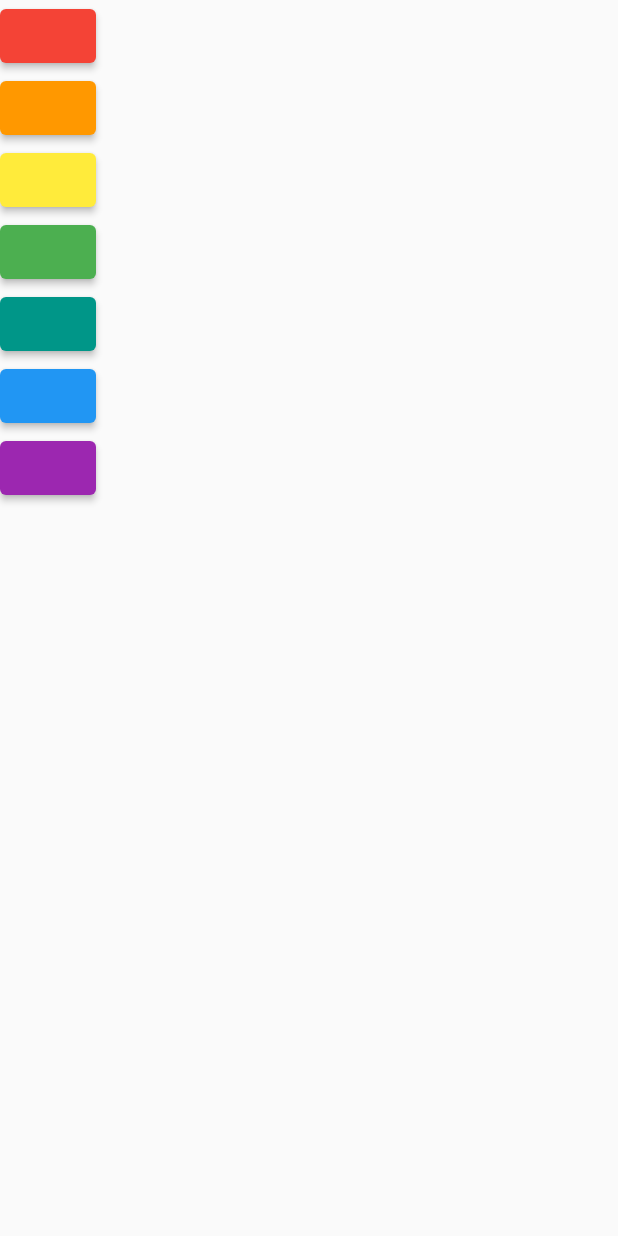
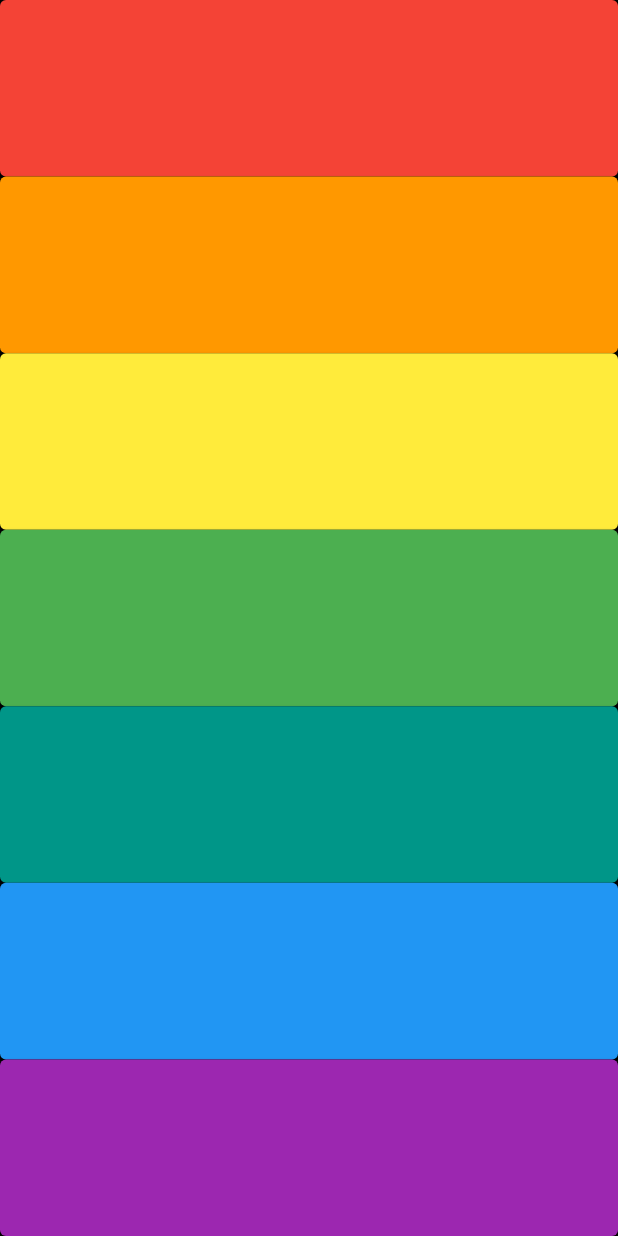
Before and after one commit to FadyFawzyOfficial/xylophone, a Flutter app: the screen it shows after launch, on a phone screen of 412 x 824 dp. Run offline on Flutter 3.47's test engine with Material 2 defaults, Android fonts, the light colour scheme and no system bars; our stand-ins replace audioplayers.

Commit message:
3. Refactor & Update the UI of the App

```diff
--- a/lib/main.dart
+++ b/lib/main.dart
@@ -10,8 +10,10 @@ class XylophoneApp extends StatelessWidget {
   Widget build(BuildContext context) {
     return MaterialApp(
       home: Scaffold(
+        backgroundColor: Colors.black,
         body: SafeArea(
           child: Column(
+            crossAxisAlignment: CrossAxisAlignment.stretch,
             children: [
               XylophoneKey(soundNumber: 1, color: Colors.red),
               XylophoneKey(soundNumber: 2, color: Colors.orange),
@@ -41,10 +43,12 @@ class XylophoneKey extends StatelessWidget {
 
   @override
   Widget build(BuildContext context) {
-    return ElevatedButton(
-      child: null,
-      style: ElevatedButton.styleFrom(backgroundColor: color),
-      onPressed: () => _playSound(soundNumber),
+    return Expanded(
+      child: ElevatedButton(
+        child: null,
+        style: ElevatedButton.styleFrom(backgroundColor: color),
+        onPressed: () => _playSound(soundNumber),
+      ),
     );
   }
 
```
